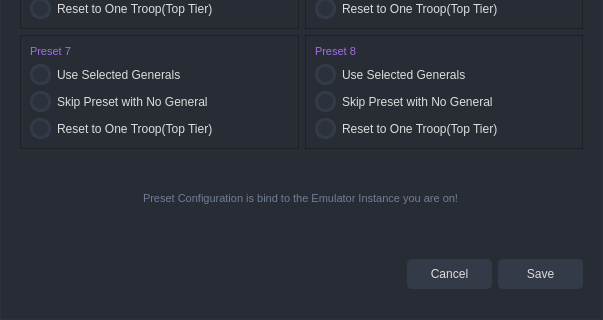
This is gui/ui_files/preset_configuration.ui in evsahal/TaskEX as Qt 5 draws it before an edit; both pictures show x 0 to 603 and y 411 to 731 of the 603 by 731 pixel window. The edited form follows.
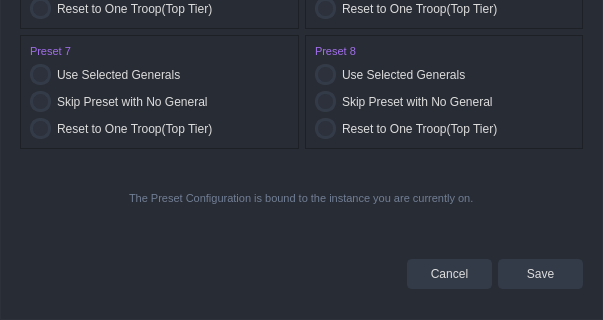
This is the edited form. Icons and pictures are not drawn.

Commit message: join rally tab ui

```diff
--- a/gui/ui_files/preset_configuration.ui
+++ b/gui/ui_files/preset_configuration.ui
@@ -938,7 +938,7 @@
       <item alignment="Qt::AlignmentFlag::AlignHCenter|Qt::AlignmentFlag::AlignVCenter">
        <widget class="QLabel" name="label_5">
         <property name="text">
-         <string>Preset Configuration is bind to the Emulator Instance you are on!</string>
+         <string>The Preset Configuration is bound to the instance you are currently on.</string>
         </property>
        </widget>
       </item>
```
The commit also changes 3 other files.
